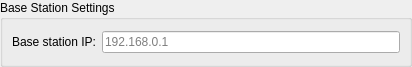
The window that plugins/robots/generators/pioneer/pioneerLuaGenerator/widgets/pioneerAdditionalPreferences.ui (qreal/qreal) describes before a commit, drawn with Qt 5.
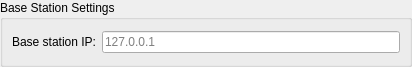
The same window after the commit.

What changed in the file:
```diff
--- a/plugins/robots/generators/pioneer/pioneerLuaGenerator/widgets/pioneerAdditionalPreferences.ui
+++ b/plugins/robots/generators/pioneer/pioneerLuaGenerator/widgets/pioneerAdditionalPreferences.ui
@@ -45,7 +45,7 @@
          <string/>
         </property>
         <property name="placeholderText">
-         <string>192.168.0.1</string>
+         <string>127.0.0.1</string>
         </property>
        </widget>
       </item>
```
